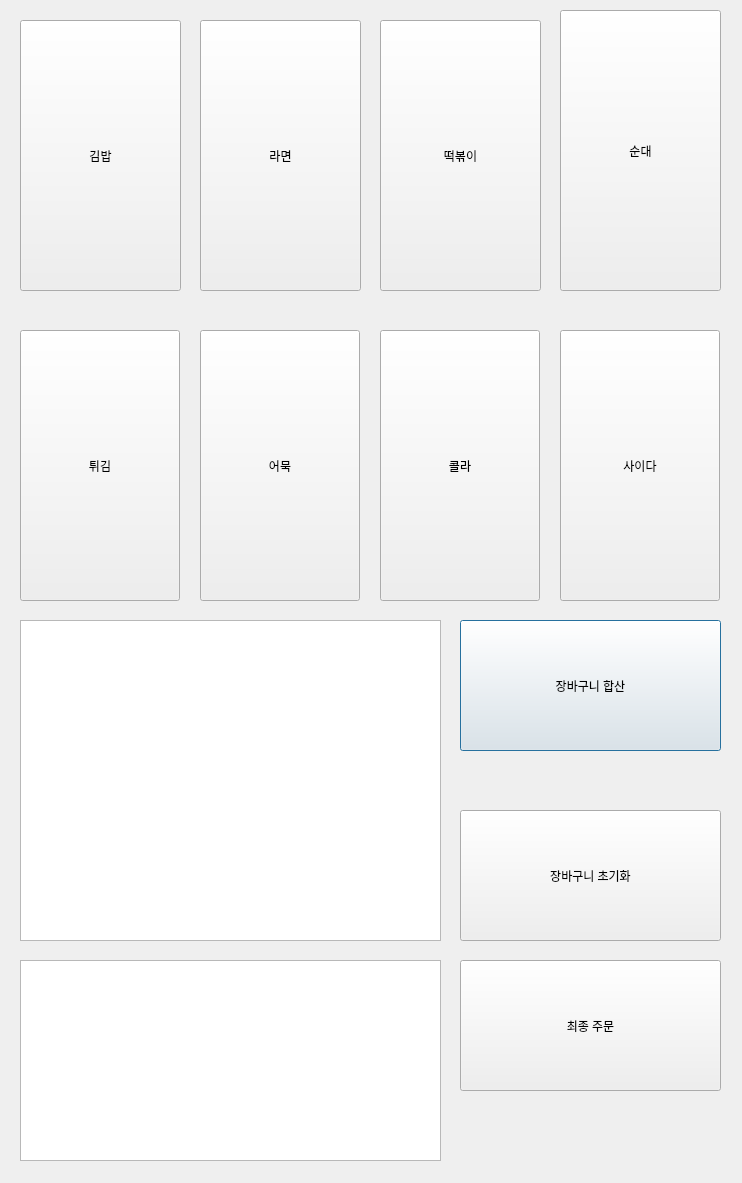
First picture: the form in Kiosk_draft.ui, repository HaesungAhn0205/Kiosk_PyQt5, before the edit.
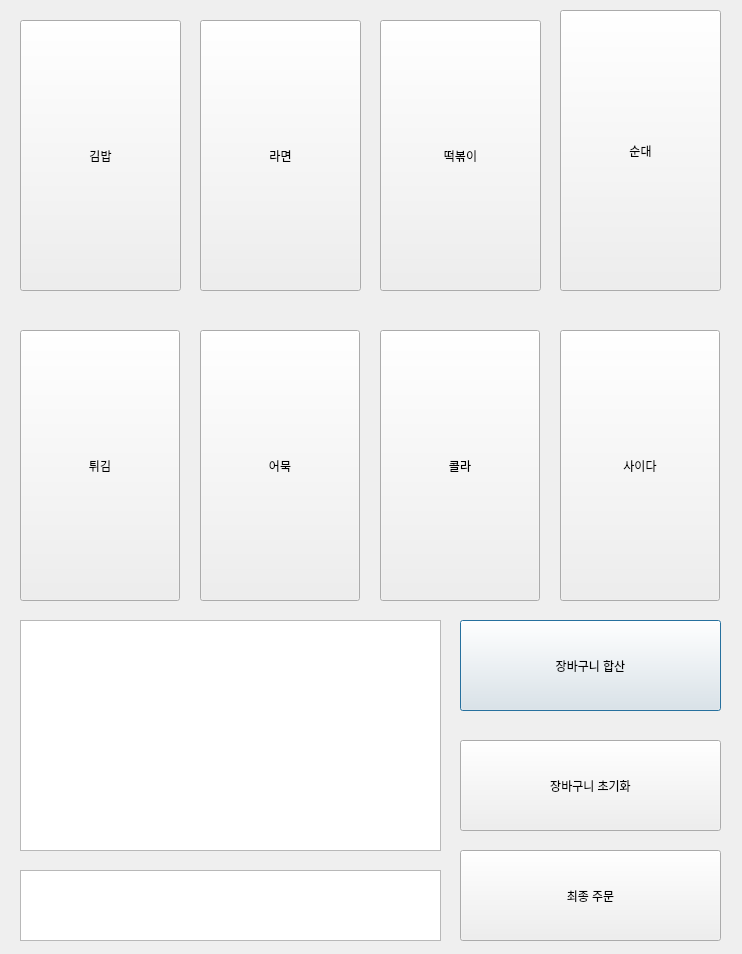
Second picture: the form after the edit.

Commit message: 주문내역에 메뉴 없이 총 가격만 장바구니 삭제 X

Diff of the .ui file:
```diff
--- a/Kiosk_draft.ui
+++ b/Kiosk_draft.ui
@@ -7,7 +7,7 @@
     <x>0</x>
     <y>0</y>
     <width>742</width>
-    <height>1183</height>
+    <height>954</height>
    </rect>
   </property>
   <property name="windowTitle">
@@ -19,7 +19,7 @@
      <x>460</x>
      <y>620</y>
      <width>261</width>
-     <height>131</height>
+     <height>91</height>
     </rect>
    </property>
    <property name="text">
@@ -30,9 +30,9 @@
    <property name="geometry">
     <rect>
      <x>460</x>
-     <y>810</y>
+     <y>740</y>
      <width>261</width>
-     <height>131</height>
+     <height>91</height>
     </rect>
    </property>
    <property name="text">
@@ -149,7 +149,7 @@
      <x>20</x>
      <y>620</y>
      <width>421</width>
-     <height>321</height>
+     <height>231</height>
     </rect>
    </property>
   </widget>
@@ -157,9 +157,9 @@
    <property name="geometry">
     <rect>
      <x>20</x>
-     <y>960</y>
+     <y>870</y>
      <width>421</width>
-     <height>201</height>
+     <height>71</height>
     </rect>
    </property>
   </widget>
@@ -167,9 +167,9 @@
    <property name="geometry">
     <rect>
      <x>460</x>
-     <y>960</y>
+     <y>850</y>
      <width>261</width>
-     <height>131</height>
+     <height>91</height>
     </rect>
    </property>
    <property name="text">
```
The commit also changes 1 other file.
